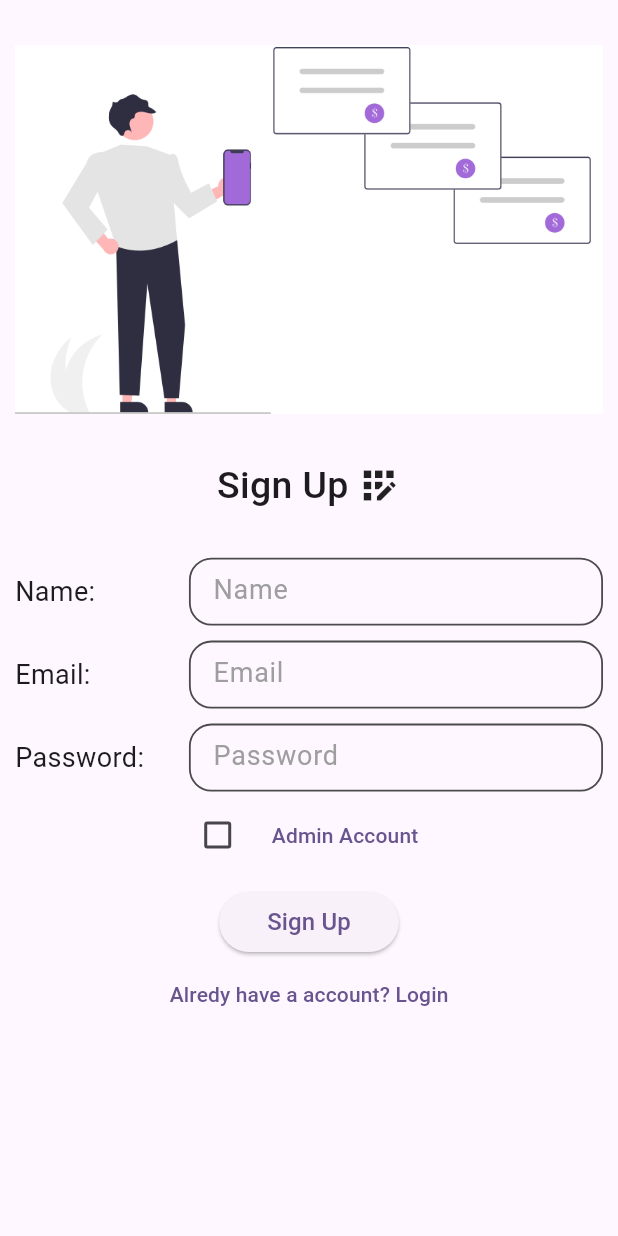
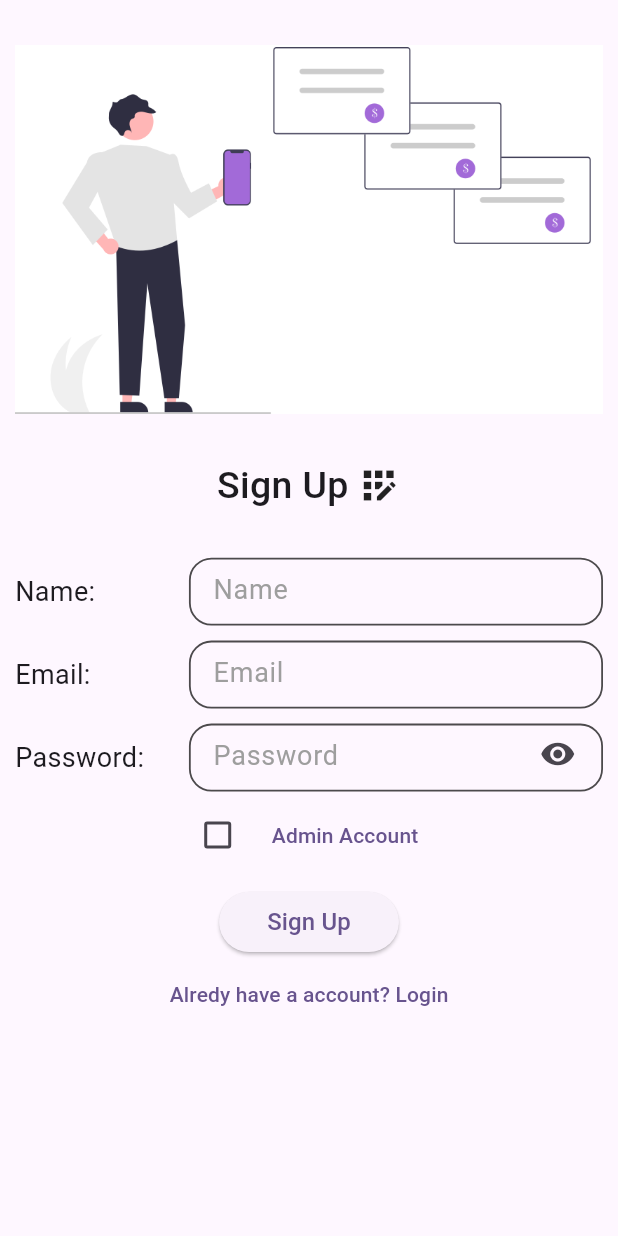
Before and after one commit to Uttkarsh-raj/Attendance-app, a Flutter app: the screen it shows after launch, after a tap on "Dont have a account? Sign Up", on a phone screen of 412 x 824 dp. Run offline on Flutter 3.47's test engine with Material 2 defaults, Android fonts, the phone set to English and light mode, and no system bars; our stand-ins replace cloud_firestore, firebase_auth, firebase_core; accounts and stored records are empty; network calls fail.

Commit message:
login and sign in working

```diff
--- a/lib/login/login_page.dart
+++ b/lib/login/login_page.dart
@@ -1,9 +1,6 @@
-// import 'package:firebase_auth/firebase_auth.dart';
+import 'package:firebase_auth/firebase_auth.dart';
 import 'package:flutter/material.dart';
-
 import '../signup/signup_page.dart';
-// import 'package:task/main_page.dart';
-// import 'package:task/signup/signup.dart';
 
 class LoginPage extends StatefulWidget {
   const LoginPage({super.key});
@@ -13,6 +10,7 @@ class LoginPage extends StatefulWidget {
 }
 
 class _LoginPageState extends State<LoginPage> {
+  bool clicked = false;
   TextEditingController emailController = TextEditingController();
   TextEditingController passController = TextEditingController();
 
@@ -130,6 +128,19 @@ class _LoginPageState extends State<LoginPage> {
                             fontSize: 18,
                           ),
                           decoration: InputDecoration(
+                            suffixIcon: (clicked)
+                                ? GestureDetector(
+                                    onTap: () => setState(() {
+                                      clicked = !clicked;
+                                    }),
+                                    child: const Icon(Icons.visibility_off),
+                                  )
+                                : GestureDetector(
+                                    onTap: () => setState(() {
+                                      clicked = !clicked;
+                                    }),
+                                    child: const Icon(Icons.visibility),
+                                  ),
                             hintText: 'Password',
                             hintStyle: TextStyle(
                               fontSize: 18,
@@ -139,7 +150,7 @@ class _LoginPageState extends State<LoginPage> {
                                 const EdgeInsets.fromLTRB(10, 5, 10, 5),
                             border: InputBorder.none,
                           ),
-                          obscureText: true,
+                          obscureText: (clicked) ? true : false,
                           controller: passController,
                         ),
                       ),
@@ -150,19 +161,19 @@ class _LoginPageState extends State<LoginPage> {
               const SizedBox(height: 20),
               ElevatedButton(
                 onPressed: () async {
-                  // try {
-                  //   await FirebaseAuth.instance.signInWithEmailAndPassword(
-                  //       email: emailController.text,
-                  //       password: passController.text);
-                  //   const Duration(seconds: 2);
-                  //   Navigator.of(context).push(
-                  //     MaterialPageRoute(
-                  //       builder: (context) => const MainPage(),
-                  //     ),
-                  //   );
-                  // } catch (e) {
-                  //   showSnackBar('$e');
-                  // }
+                  try {
+                    await FirebaseAuth.instance.signInWithEmailAndPassword(
+                        email: emailController.text,
+                        password: passController.text);
+                    const Duration(seconds: 2);
+                    // Navigator.of(context).push(
+                    //   MaterialPageRoute(
+                    //     builder: (context) => const MainPage(),
+                    //   ),
+                    // );
+                  } catch (e) {
+                    showSnackBar('$e');
+                  }
                 },
                 child: const Padding(
                   padding: EdgeInsets.all(8.0),
--- a/lib/main.dart
+++ b/lib/main.dart
@@ -1,7 +1,11 @@
-import 'package:attendence_app/login/login_page.dart';
+import 'package:attendence_app/firebase_options.dart';
+import 'package:attendence_app/main_page.dart';
+import 'package:firebase_core/firebase_core.dart';
 import 'package:flutter/material.dart';
 
-void main() {
+void main() async {
+  WidgetsFlutterBinding.ensureInitialized();
+  await Firebase.initializeApp(options: DefaultFirebaseOptions.currentPlatform);
   runApp(const MyApp());
 }
 
@@ -17,7 +21,7 @@ class MyApp extends StatelessWidget {
         colorScheme: ColorScheme.fromSeed(seedColor: Colors.deepPurple),
         useMaterial3: true,
       ),
-      home: const LoginPage(),
+      home: const MainPage(),
     );
   }
 }
--- /dev/null
+++ b/lib/main_page.dart
@@ -0,0 +1,30 @@
+import 'package:firebase_auth/firebase_auth.dart';
+import 'package:flutter/material.dart';
+
+import 'home_page/home_page.dart';
+import 'login/login_page.dart';
+
+class MainPage extends StatefulWidget {
+  const MainPage({super.key});
+
+  @override
+  State<MainPage> createState() => _MainPageState();
+}
+
+class _MainPageState extends State<MainPage> {
+  @override
+  Widget build(BuildContext context) {
+    return Scaffold(
+      body: StreamBuilder<User?>(
+        stream: FirebaseAuth.instance.authStateChanges(),
+        builder: (context, snapshot) {
+          if (snapshot.hasData) {
+            return const HomePage();
+          } else {
+            return const LoginPage();
+          }
+        },
+      ),
+    );
+  }
+}
--- a/lib/signup/signup_page.dart
+++ b/lib/signup/signup_page.dart
@@ -1,8 +1,6 @@
-// import 'package:cloud_firestore/cloud_firestore.dart';
-// import 'package:firebase_auth/firebase_auth.dart';
+import 'package:cloud_firestore/cloud_firestore.dart';
+import 'package:firebase_auth/firebase_auth.dart';
 import 'package:flutter/material.dart';
-// import 'package:task/login/login_page.dart';
-
 import '../login/login_page.dart';
 
 class SignUpPage extends StatefulWidget {
@@ -13,20 +11,17 @@ class SignUpPage extends StatefulWidget {
 }
 
 class _SignUpPageState extends State<SignUpPage> {
+  bool clicked = false;
   bool admin = false;
   TextEditingController emailController = TextEditingController();
   TextEditingController passController = TextEditingController();
   TextEditingController nameController = TextEditingController();
-  TextEditingController phoneController = TextEditingController();
-  TextEditingController ageController = TextEditingController();
 
   @override
   void dispose() {
     emailController.clear();
-    phoneController.clear();
     nameController.clear();
     passController.clear();
-    ageController.clear();
     super.dispose();
   }
 
@@ -111,7 +106,6 @@ class _SignUpPageState extends State<SignUpPage> {
                                     const EdgeInsets.fromLTRB(10, 5, 10, 5),
                                 border: InputBorder.none,
                               ),
-                              obscureText: true,
                               controller: nameController,
                             ),
                           ),
@@ -157,7 +151,6 @@ class _SignUpPageState extends State<SignUpPage> {
                                     const EdgeInsets.fromLTRB(10, 5, 10, 5),
                                 border: InputBorder.none,
                               ),
-                              obscureText: true,
                               controller: emailController,
                             ),
                           ),
@@ -194,6 +187,19 @@ class _SignUpPageState extends State<SignUpPage> {
                                 fontSize: 18,
                               ),
                               decoration: InputDecoration(
+                                suffixIcon: (clicked)
+                                    ? GestureDetector(
+                                        onTap: () => setState(() {
+                                          clicked = !clicked;
+                                        }),
+                                        child: const Icon(Icons.visibility_off),
+                                      )
+                                    : GestureDetector(
+                                        onTap: () => setState(() {
+                                          clicked = !clicked;
+                                        }),
+                                        child: const Icon(Icons.visibility),
+                                      ),
                                 hintText: 'Password',
                                 hintStyle: TextStyle(
                                   fontSize: 18,
@@ -203,7 +209,7 @@ class _SignUpPageState extends State<SignUpPage> {
                                     const EdgeInsets.fromLTRB(10, 5, 10, 5),
                                 border: InputBorder.none,
                               ),
-                              obscureText: true,
+                              obscureText: (clicked) ? true : false,
                               controller: passController,
                             ),
                           ),
@@ -235,18 +241,29 @@ class _SignUpPageState extends State<SignUpPage> {
                   const SizedBox(height: 10),
                   ElevatedButton(
                     onPressed: () async {
-                      // await FirebaseAuth.instance
-                      //     .createUserWithEmailAndPassword(
-                      //         email: emailController.text.toString(),
-                      //         password: passController.text.toString());
-                      // await FirebaseFirestore.instance.collection('users').add({
-                      //   'email': emailController.text.toString(),
-                      //   'name': nameController.text.toString(),
-                      //   'phone': phoneController.text.toString(),
-                      //   'age': ageController.text.toString(),
-                      //   'scanned': s,
-                      // });
-                      // showSnackBar('Account created Successfully!! Plz Login.');
+                      try {
+                        await FirebaseAuth.instance
+                            .createUserWithEmailAndPassword(
+                                email: emailController.text.toString(),
+                                password: passController.text.toString());
+                        await FirebaseFirestore.instance
+                            .collection('users')
+                            .doc(emailController.text.trim().toString())
+                            .set(
+                          {
+                            'isAdmin': (admin) ? true : false,
+                            'email': emailController.text.toString(),
+                            'name': nameController.text.toString(),
+                            'start': [],
+                            'end': [],
+                          },
+                        );
+
+                        showSnackBar(
+                            'Account created Successfully!! Plz Login.');
+                      } catch (e) {
+                        showSnackBar(e.toString());
+                      }
                     },
                     child: const Padding(
                       padding: EdgeInsets.all(8.0),
```
Also changed, not shown: lib/home_page/home_page.dart (+15 -0 lines), 1 other file.
